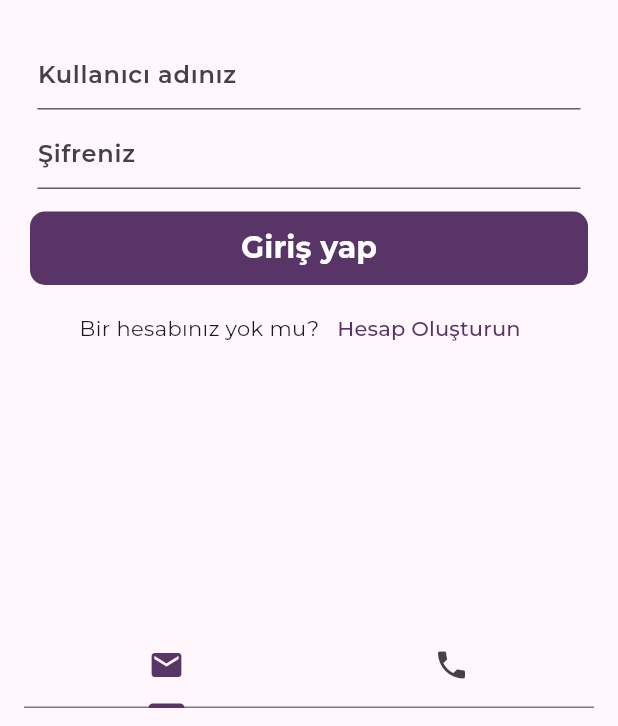
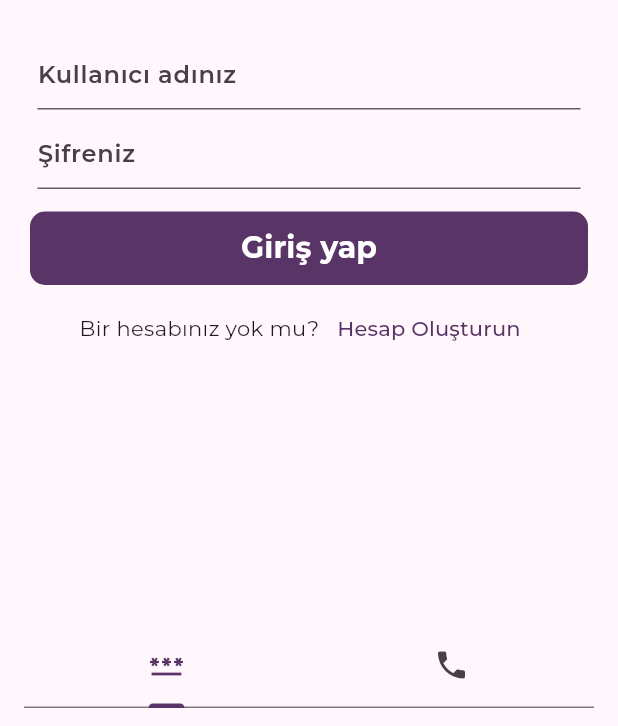
Before and after one commit to caglarkabaca/linkshortener-mobile, a Flutter app: the screen it shows after launch, on a phone screen of 412 x 824 dp, the part 510-1236 px from its top. Run offline on Flutter 3.47's test engine with Material 3 defaults, Android fonts, the phone set to English and light mode, and no system bars; our stand-ins replace firebase_auth, firebase_core, google_fonts, pin_code_fields, shared_preferences; missing offline and left inert: numeral, phonenumbers, signalr_netcore; accounts and stored records are empty; generated files the repository leaves out were written again.

```diff
--- a/lib/Views/LoginView.dart
+++ b/lib/Views/LoginView.dart
@@ -33,7 +33,7 @@ class _LoginViewState extends State<LoginView> {
           color: Colors.transparent,
           child: TabBar(
             tabs: [
-              Tab(icon: Icon(Icons.email)),
+              Tab(icon: Icon(Icons.password)),
               Tab(icon: Icon(Icons.phone)),
             ],
           ),
```
Also changed, not shown: lib/firebase_options.dart (deleted), 1 other file.
